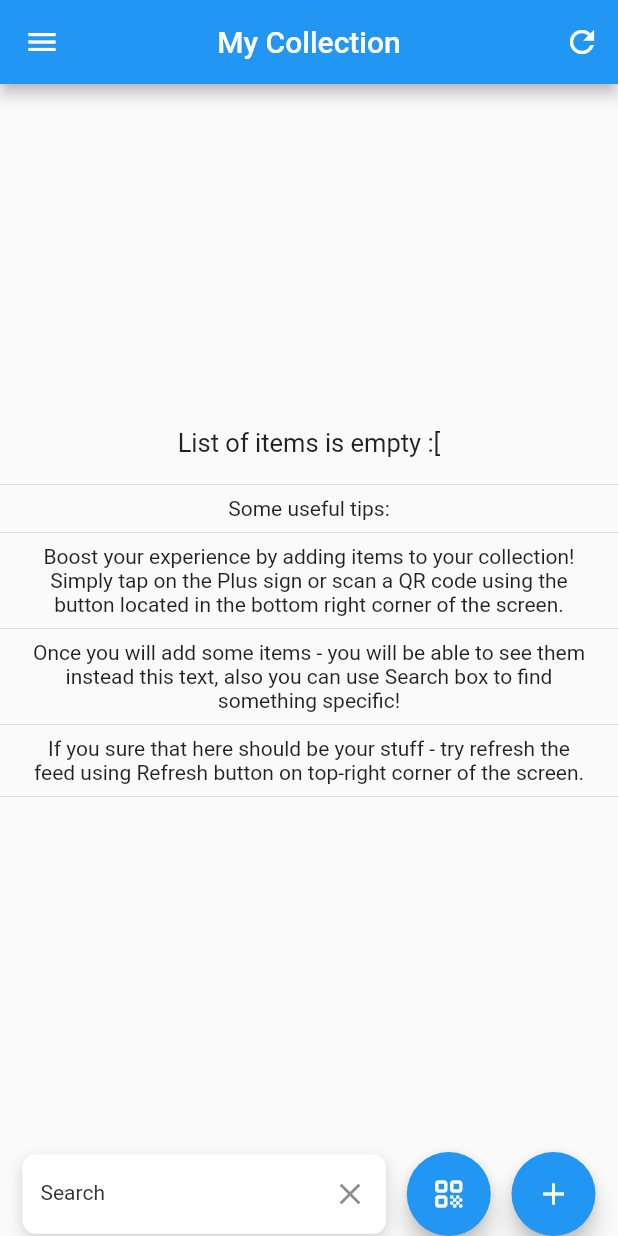
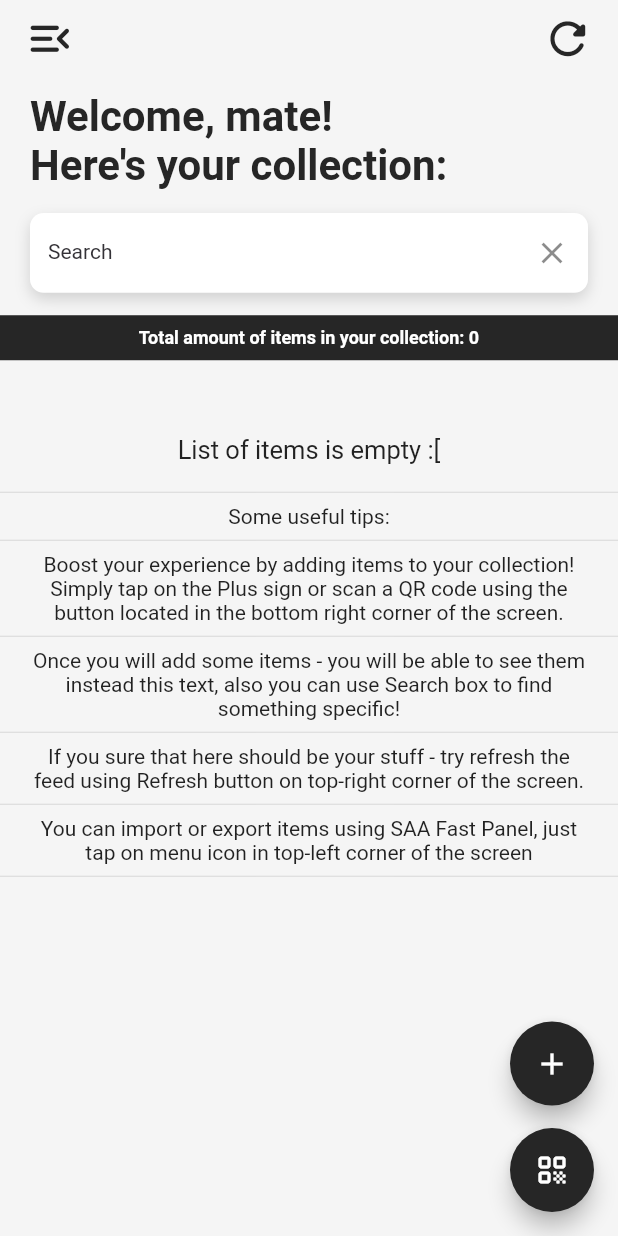
Before and after one commit to denver-code/stuff_accounting, a Flutter app: the screen it shows after launch, on a phone screen of 412 x 824 dp. Run offline on Flutter 3.47's test engine with Material 2 defaults, Android fonts, the phone set to English and light mode, and no system bars; our stand-ins replace file_picker, get, get_storage, share; missing offline and left inert: barcode_scan2.

Commit message:
Fix and improvements: - Added tag in ListTile - If tag are not exist or emty - that mean tag are "Others" - If UPC exist in list, item won't be imported - If item with "" UPC then will be loaded same, as item could be custom - Amount of items are now updating - Removed AppBar - Changed Background color - Clear collection are now able to everyone - Fixed bug where item list was deleted when itemDelete used with search - Tips are now in Scroll view - New tip for import/export

```diff
--- a/lib/app/modules/home/controllers/home_controller.dart
+++ b/lib/app/modules/home/controllers/home_controller.dart
@@ -3,6 +3,7 @@ import 'dart:io';
 import 'package:file_picker/file_picker.dart';
 import 'package:flutter/cupertino.dart';
 import 'package:flutter/material.dart';
+// ignore: depend_on_referenced_packages
 import 'package:path_provider/path_provider.dart';
 import 'package:barcode_scan2/barcode_scan2.dart';
 import 'package:get/get.dart';
@@ -18,12 +19,12 @@ class HomeController extends GetxController {
   // Variables
   GetStorage storage = GetStorage();
   final searchController = TextEditingController();
-  List<Item> staticItemList = <Item>[];
+  List<Item> staticItemList = <Item>[].obs;
   RxList<Item> itemList = RxList<Item>();
-
+  final GlobalKey<ScaffoldState> scaffoldKey = GlobalKey<ScaffoldState>();
   RxString scannedCode = RxString('');
 
-  bool isUpcExist(List<Item> items, String targetUpc) {
+  bool isUpcExist(List<Item> items, targetUpc) {
     for (var item in items) {
       if (item.upc == targetUpc) {
         return true;
@@ -83,9 +84,14 @@ class HomeController extends GetxController {
   }
 
   deleteItem(String itemId) async {
+    loadItems();
     itemList.removeWhere((item) => item.id == itemId);
     saveItems(itemList);
     loadItems();
+
+    if (searchController.text != "") {
+      searchItems(searchQuery: searchController.text);
+    }
     return Get.snackbar("SAA", "Item deleted successfully!",
         icon: const Icon(Icons.delete_sweep_rounded, color: Colors.white),
         snackPosition: SnackPosition.BOTTOM,
@@ -99,11 +105,18 @@ class HomeController extends GetxController {
       final file = File(result.files.single.path!);
       final contents = await file.readAsString();
       final data = json.decode(contents) as List;
+      List itemsJson = [];
       for (var item in data) {
+        if (!isUpcExist(staticItemList, item["upc"]) || item["upc"] == "") {
           item["id"] = generateID();
+          if (!item.containsKey("tag") || item["tag"] == "") {
+            item["tag"] = "Others";
+          }
+          itemsJson.add(item);
+        }
       }
 
-      List items = data.map((json) => Item.fromJson(json)).toList();
+      List items = itemsJson.map((json) => Item.fromJson(json)).toList();
       for (var item in items) {
         itemList.add(item);
       }
@@ -239,9 +252,13 @@ class HomeController extends GetxController {
   Widget feedContent() {
     if (itemList.isEmpty) {
       return Expanded(
+        child: SingleChildScrollView(
           child: Column(
             mainAxisAlignment: MainAxisAlignment.center,
             children: const [
+              SizedBox(
+                height: 50,
+              ),
               Text('List of items is empty :[', style: TextStyle(fontSize: 17)),
               SizedBox(
                 height: 10,
@@ -276,14 +293,27 @@ class HomeController extends GetxController {
                 ),
               ),
               Divider(),
+              Padding(
+                padding: EdgeInsets.symmetric(horizontal: 20.0),
+                child: Text(
+                  'You can import or export items using SAA Fast Panel, just tap on menu icon in top-left corner of the screen',
+                  style: TextStyle(fontSize: 14),
+                  textAlign: TextAlign.center,
+                ),
+              ),
+              Divider(),
             ],
-      ));
+          ),
+        ),
+      );
     } else {
       return Expanded(
         child: Obx(
           () => ListView(
             children: itemList.map((item) {
-              return Dismissible(
+              return Padding(
+                padding: const EdgeInsets.only(bottom: 8.0),
+                child: Dismissible(
                     key: Key(item.id), // Use a unique key for each item
                     direction: DismissDirection.endToStart,
                     background: Container(
@@ -312,15 +342,29 @@ class HomeController extends GetxController {
                     onDismissed: (direction) {
                       deleteItem(item.id);
                     },
+                    child: Container(
+                      decoration: const BoxDecoration(
+                        color: Colors.white,
+                      ),
                       child: ListTile(
                         title: Text(item.title),
+                        subtitle: Text(
+                          item.description,
+                          maxLines: 1,
+                          overflow: TextOverflow.ellipsis,
+                        ),
+                        trailing: Container(
+                          child: Text(item.tag ?? "Others"),
+                        ),
                         onTap: () {
                           Get.toNamed(
                             Routes.DETAIL,
                             arguments: item,
                           );
                         },
-                  ));
+                      ),
+                    )),
+              );
             }).toList(),
           ),
         ),
--- a/lib/app/modules/home/views/home_view.dart
+++ b/lib/app/modules/home/views/home_view.dart
@@ -1,11 +1,9 @@
-import 'package:flutter/cupertino.dart';
 import 'package:flutter/foundation.dart';
 import 'package:flutter/material.dart';
 
 import 'package:get/get.dart';
 
 import 'package:stuff_accounting_app/app/internal/hex2color.dart';
-import 'package:stuff_accounting_app/app/routes/app_pages.dart';
 
 import '../controllers/home_controller.dart';
 
@@ -15,19 +13,21 @@ class HomeView extends GetView<HomeController> {
   @override
   Widget build(BuildContext context) {
     return Scaffold(
+      backgroundColor: HexColor.fromHex("#f5f5f5"),
+      key: controller.scaffoldKey,
       resizeToAvoidBottomInset: true,
-      appBar: AppBar(
-        title: const Text('My Collection'),
-        centerTitle: true,
-        actions: [
-          IconButton(
-            icon: const Icon(Icons.refresh),
-            onPressed: () {
-              controller.loadItems();
-            },
-          ),
-        ],
-      ),
+      // appBar: AppBar(
+      //   title: const Text('My Collection'),
+      //   centerTitle: true,
+      //   actions: [
+      //     IconButton(
+      //       icon: const Icon(Icons.refresh),
+      //       onPressed: () {
+      //         controller.loadItems();
+      //       },
+      //     ),
+      //   ],
+      // ),
       drawer: Drawer(
         child: ListView(
           padding: EdgeInsets.zero,
@@ -49,33 +49,71 @@ class HomeView extends GetView<HomeController> {
               title: const Text('Export Json'),
               onTap: () => controller.exportJson(),
             ),
-            (() {
-              if (kDebugMode) {
-                return ListTile(
+            ListTile(
               title: const Text(
                 'Clear Collection',
                 style: TextStyle(color: Colors.red),
               ),
               onTap: () => controller.clearItems(),
-                );
-              } else {
-                return Container();
-              }
-            }()),
+            ),
           ],
         ),
       ),
       body: SafeArea(
         child: Column(
+          crossAxisAlignment: CrossAxisAlignment.start,
           children: [
-            Obx(() => controller.feedContent()),
             Padding(
-              padding: const EdgeInsets.symmetric(horizontal: 15.0),
+              padding: const EdgeInsets.symmetric(horizontal: 8.0),
               child: Row(
                 mainAxisAlignment: MainAxisAlignment.spaceBetween,
                 children: [
-                  Container(
-                    width: Get.width / 1.7,
+                  IconButton(
+                    iconSize: 35,
+                    color: HexColor.fromHex("#262626"),
+                    icon: const Icon(Icons.menu_open_rounded),
+                    onPressed: () {
+                      controller.scaffoldKey.currentState?.openDrawer();
+                    },
+                  ),
+                  IconButton(
+                    iconSize: 35,
+                    color: HexColor.fromHex("#262626"),
+                    icon: const Icon(Icons.refresh_rounded),
+                    onPressed: () {
+                      controller.loadItems();
+                    },
+                  ),
+                ],
+              ),
+            ),
+            Padding(
+              padding: const EdgeInsets.only(left: 20.0, bottom: 15, top: 10),
+              child: Column(
+                crossAxisAlignment: CrossAxisAlignment.start,
+                children: [
+                  Text(
+                    "Welcome, mate!",
+                    style: TextStyle(
+                        fontSize: 28,
+                        fontWeight: FontWeight.bold,
+                        color: HexColor.fromHex("#262626")),
+                  ),
+                  Text(
+                    "Here's your collection:",
+                    style: TextStyle(
+                        fontSize: 28,
+                        fontWeight: FontWeight.bold,
+                        color: HexColor.fromHex("#262626")),
+                  ),
+                ],
+              ),
+            ),
+            Padding(
+              padding:
+                  const EdgeInsets.only(left: 20.0, right: 20.0, bottom: 15),
+              child: Container(
+                width: Get.width,
                 height: Get.height / 15.5,
                 decoration: const BoxDecoration(
                   color: Color.fromRGBO(255, 255, 255, 1),
@@ -131,21 +169,46 @@ class HomeView extends GetView<HomeController> {
                       hintText: "Death Stranding",
                     )),
               ),
+            ),
+            SizedBox(
+              width: double.infinity,
+              child: Container(
+                decoration: BoxDecoration(color: HexColor.fromHex("#262626")),
+                alignment: Alignment.center,
+                child: Padding(
+                  padding: const EdgeInsets.symmetric(vertical: 8.0),
+                  child: Obx(() => Text(
+                      "Total amount of items in your collection: ${controller.staticItemList.length}",
+                      style: const TextStyle(
+                          color: Colors.white,
+                          fontWeight: FontWeight.bold,
+                          fontSize: 12))),
+                ),
+              ),
+            ),
+            Obx(() => controller.feedContent()),
+          ],
+        ),
+      ),
+      floatingActionButton: Column(
+          crossAxisAlignment: CrossAxisAlignment.end,
+          mainAxisAlignment: MainAxisAlignment.end,
+          children: [
+            FloatingActionButton(
+              onPressed: () => controller.showAddItemDialog(context),
+              backgroundColor: HexColor.fromHex("#262626"),
+              child: const Icon(Icons.add),
+            ),
+            const SizedBox(
+              height: 15,
+            ),
             FloatingActionButton(
               heroTag: 'upc_adder',
+              backgroundColor: HexColor.fromHex("#262626"),
               onPressed: controller.scanBarcode,
               child: const Icon(Icons.qr_code_rounded),
             ),
-                  FloatingActionButton(
-                    onPressed: () => controller.showAddItemDialog(context),
-                    child: const Icon(Icons.add),
-                  )
-                ],
-              ),
-            ),
-          ],
-        ),
-      ),
+          ]),
     );
   }
 }
```
Lines whose indentation alone changed are shown as unchanged.
